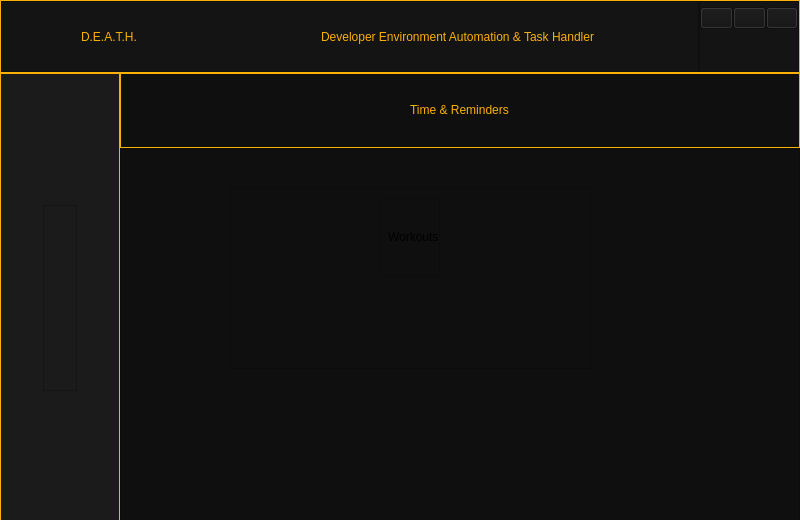
Old version of the form Gui/Main_Gui.ui in the repository ThatNerd404/D.E.A.T.H.
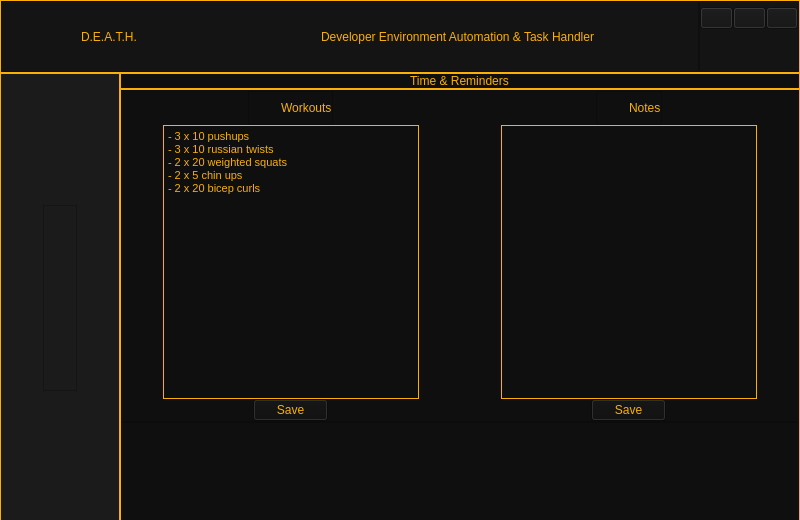
New version of the form. Icons and pictures are not drawn.

Commit message: Progress on Time and reminders page

```diff
--- a/Gui/Main_Gui.ui
+++ b/Gui/Main_Gui.ui
@@ -847,31 +847,103 @@
            </item>
            <item>
             <widget class="QFrame" name="Time_Content">
+             <property name="styleSheet">
+              <string notr="true">#Time_Content{border-color:rgb(250,176,5);
+border-width:1px;
+border-style:solid;}
+
+QLabel{color:rgb(250,176,5);}
+
+</string>
+             </property>
              <property name="frameShape">
               <enum>QFrame::StyledPanel</enum>
              </property>
              <property name="frameShadow">
               <enum>QFrame::Raised</enum>
              </property>
+             <layout class="QVBoxLayout" name="verticalLayout_10">
+              <property name="spacing">
+               <number>0</number>
+              </property>
+              <property name="leftMargin">
+               <number>0</number>
+              </property>
+              <property name="topMargin">
+               <number>0</number>
+              </property>
+              <property name="rightMargin">
+               <number>0</number>
+              </property>
+              <property name="bottomMargin">
+               <number>0</number>
+              </property>
+              <item>
+               <widget class="QFrame" name="TIme_Main_Content">
+                <property name="styleSheet">
+                 <string notr="true">QPushButton{color: rgb(250,176,5);font: 11pt &quot;Palatino Linotype&quot;; }
+QPushButton:hover{background-color:rgba(250,176,5,0.05)}
+QTextEdit{color: rgb(250,176,5);}
+</string>
+                </property>
+                <property name="frameShape">
+                 <enum>QFrame::StyledPanel</enum>
+                </property>
+                <property name="frameShadow">
+                 <enum>QFrame::Raised</enum>
+                </property>
+                <layout class="QHBoxLayout" name="horizontalLayout_6">
+                 <property name="spacing">
+                  <number>0</number>
+                 </property>
+                 <property name="leftMargin">
+                  <number>0</number>
+                 </property>
+                 <property name="topMargin">
+                  <number>0</number>
+                 </property>
+                 <property name="rightMargin">
+                  <number>0</number>
+                 </property>
+                 <property name="bottomMargin">
+                  <number>0</number>
+                 </property>
+                 <item>
              <widget class="QFrame" name="Workouts_section">
-              <property name="geometry">
-               <rect>
-                <x>110</x>
-                <y>40</y>
-                <width>361</width>
-                <height>181</height>
-               </rect>
-              </property>
-              <property name="styleSheet">
-               <string notr="true"/>
+                   <property name="minimumSize">
+                    <size>
+                     <width>330</width>
+                     <height>0</height>
+                    </size>
+                   </property>
+                   <property name="maximumSize">
+                    <size>
+                     <width>16777215</width>
+                     <height>16777215</height>
+                    </size>
               </property>
               <property name="frameShape">
-               <enum>QFrame::StyledPanel</enum>
+                    <enum>QFrame::NoFrame</enum>
               </property>
               <property name="frameShadow">
-               <enum>QFrame::Raised</enum>
+                    <enum>QFrame::Plain</enum>
               </property>
               <layout class="QVBoxLayout" name="verticalLayout_4">
+                    <property name="spacing">
+                     <number>0</number>
+                    </property>
+                    <property name="leftMargin">
+                     <number>0</number>
+                    </property>
+                    <property name="topMargin">
+                     <number>0</number>
+                    </property>
+                    <property name="rightMargin">
+                     <number>0</number>
+                    </property>
+                    <property name="bottomMargin">
+                     <number>0</number>
+                    </property>
                <item alignment="Qt::AlignHCenter">
                 <widget class="QFrame" name="Workouts_Title">
                  <property name="maximumSize">
@@ -904,6 +976,12 @@
                   </property>
                   <item>
                    <widget class="QLabel" name="Dumbell_icon">
+                         <property name="minimumSize">
+                          <size>
+                           <width>32</width>
+                           <height>32</height>
+                          </size>
+                         </property>
                     <property name="maximumSize">
                      <size>
                       <width>32</width>
@@ -937,15 +1015,203 @@
                  </layout>
                 </widget>
                </item>
+                    <item alignment="Qt::AlignHCenter">
+                     <widget class="QTextEdit" name="Workouts_text_edit">
+                      <property name="styleSheet">
+                       <string notr="true">#Workouts_text_edit{border-color:rgb(250,176,5);
+border-width:1px;
+border-style:solid;}
+</string>
+                      </property>
+                      <property name="frameShape">
+                       <enum>QFrame::StyledPanel</enum>
+                      </property>
+                      <property name="html">
+                       <string>&lt;!DOCTYPE HTML PUBLIC &quot;-//W3C//DTD HTML 4.0//EN&quot; &quot;http://www.w3.org/TR/REC-html40/strict.dtd&quot;&gt;
+&lt;html&gt;&lt;head&gt;&lt;meta name=&quot;qrichtext&quot; content=&quot;1&quot; /&gt;&lt;style type=&quot;text/css&quot;&gt;
+p, li { white-space: pre-wrap; }
+&lt;/style&gt;&lt;/head&gt;&lt;body style=&quot; font-family:'MS Shell Dlg 2'; font-size:8.25pt; font-weight:400; font-style:normal;&quot;&gt;
+&lt;p style=&quot; margin-top:0px; margin-bottom:0px; margin-left:0px; margin-right:0px; -qt-block-indent:0; text-indent:0px;&quot;&gt;- 3 x 10 pushups&lt;/p&gt;
+&lt;p style=&quot; margin-top:0px; margin-bottom:0px; margin-left:0px; margin-right:0px; -qt-block-indent:0; text-indent:0px;&quot;&gt;- 3 x 10 russian twists&lt;/p&gt;
+&lt;p style=&quot; margin-top:0px; margin-bottom:0px; margin-left:0px; margin-right:0px; -qt-block-indent:0; text-indent:0px;&quot;&gt;- 2 x 20 weighted squats&lt;/p&gt;
+&lt;p style=&quot; margin-top:0px; margin-bottom:0px; margin-left:0px; margin-right:0px; -qt-block-indent:0; text-indent:0px;&quot;&gt;- 2 x 5 chin ups&lt;/p&gt;
+&lt;p style=&quot; margin-top:0px; margin-bottom:0px; margin-left:0px; margin-right:0px; -qt-block-indent:0; text-indent:0px;&quot;&gt;- 2 x 20 bicep curls&lt;/p&gt;
+&lt;p style=&quot;-qt-paragraph-type:empty; margin-top:0px; margin-bottom:0px; margin-left:0px; margin-right:0px; -qt-block-indent:0; text-indent:0px;&quot;&gt;&lt;br /&gt;&lt;/p&gt;&lt;/body&gt;&lt;/html&gt;</string>
+                      </property>
+                     </widget>
+                    </item>
+                    <item alignment="Qt::AlignHCenter">
+                     <widget class="QPushButton" name="Workout_Save_Button">
+                      <property name="maximumSize">
+                       <size>
+                        <width>75</width>
+                        <height>16777215</height>
+                       </size>
+                      </property>
+                      <property name="text">
+                       <string>Save</string>
+                      </property>
+                      <property name="flat">
+                       <bool>false</bool>
+                      </property>
+                     </widget>
+                    </item>
+                   </layout>
+                  </widget>
+                 </item>
                <item>
-                <widget class="QLabel" name="label">
+                  <widget class="QFrame" name="Notes_Section">
+                   <property name="minimumSize">
+                    <size>
+                     <width>330</width>
+                     <height>0</height>
+                    </size>
+                   </property>
+                   <property name="frameShape">
+                    <enum>QFrame::NoFrame</enum>
+                   </property>
+                   <property name="frameShadow">
+                    <enum>QFrame::Plain</enum>
+                   </property>
+                   <layout class="QVBoxLayout" name="verticalLayout_11">
+                    <property name="spacing">
+                     <number>0</number>
+                    </property>
+                    <property name="leftMargin">
+                     <number>0</number>
+                    </property>
+                    <property name="topMargin">
+                     <number>0</number>
+                    </property>
+                    <property name="rightMargin">
+                     <number>0</number>
+                    </property>
+                    <property name="bottomMargin">
+                     <number>0</number>
+                    </property>
+                    <item alignment="Qt::AlignHCenter|Qt::AlignTop">
+                     <widget class="QFrame" name="Notes_Title">
+                      <property name="maximumSize">
+                       <size>
+                        <width>180</width>
+                        <height>180</height>
+                       </size>
+                      </property>
+                      <property name="frameShape">
+                       <enum>QFrame::StyledPanel</enum>
+                      </property>
+                      <property name="frameShadow">
+                       <enum>QFrame::Raised</enum>
+                      </property>
+                      <layout class="QHBoxLayout" name="horizontalLayout_7">
+                       <property name="spacing">
+                        <number>0</number>
+                       </property>
+                       <property name="leftMargin">
+                        <number>0</number>
+                       </property>
+                       <property name="topMargin">
+                        <number>0</number>
+                       </property>
+                       <property name="rightMargin">
+                        <number>0</number>
+                       </property>
+                       <property name="bottomMargin">
+                        <number>0</number>
+                       </property>
+                       <item>
+                        <widget class="QLabel" name="Notes_Icon">
+                         <property name="minimumSize">
+                          <size>
+                           <width>32</width>
+                           <height>32</height>
+                          </size>
+                         </property>
+                         <property name="maximumSize">
+                          <size>
+                           <width>32</width>
+                           <height>32</height>
+                          </size>
+                         </property>
                  <property name="text">
                   <string/>
                  </property>
-                </widget>
-               </item>
-              </layout>
-             </widget>
+                         <property name="pixmap">
+                          <pixmap>icons8-making-notes-32.png</pixmap>
+                         </property>
+                        </widget>
+                       </item>
+                       <item>
+                        <widget class="QLabel" name="Notes_Label">
+                         <property name="maximumSize">
+                          <size>
+                           <width>16777215</width>
+                           <height>50</height>
+                          </size>
+                         </property>
+                         <property name="styleSheet">
+                          <string notr="true">font: 24pt &quot;Palatino Linotype&quot;;</string>
+                         </property>
+                         <property name="text">
+                          <string>Notes</string>
+                         </property>
+                        </widget>
+                       </item>
+                      </layout>
+                     </widget>
+                    </item>
+                    <item alignment="Qt::AlignHCenter">
+                     <widget class="QTextEdit" name="Notes_text_edit">
+                      <property name="enabled">
+                       <bool>true</bool>
+                      </property>
+                      <property name="styleSheet">
+                       <string notr="true">#Notes_text_edit{border-color:rgb(250,176,5);
+border-width:1px;
+border-style:solid;}
+</string>
+                      </property>
+                      <property name="frameShape">
+                       <enum>QFrame::NoFrame</enum>
+                      </property>
+                     </widget>
+                    </item>
+                    <item alignment="Qt::AlignHCenter">
+                     <widget class="QPushButton" name="Notes_Save_Button">
+                      <property name="maximumSize">
+                       <size>
+                        <width>75</width>
+                        <height>16777215</height>
+                       </size>
+                      </property>
+                      <property name="text">
+                       <string>Save</string>
+                      </property>
+                     </widget>
+                    </item>
+                   </layout>
+                  </widget>
+                 </item>
+                </layout>
+               </widget>
+              </item>
+              <item>
+               <widget class="QFrame" name="Time_Footer">
+                <property name="minimumSize">
+                 <size>
+                  <width>0</width>
+                  <height>100</height>
+                 </size>
+                </property>
+                <property name="frameShape">
+                 <enum>QFrame::StyledPanel</enum>
+                </property>
+                <property name="frameShadow">
+                 <enum>QFrame::Raised</enum>
+                </property>
+               </widget>
+              </item>
+             </layout>
             </widget>
            </item>
           </layout>
```
Lines whose indentation alone changed are shown as unchanged. The commit also changes 4 other files.
